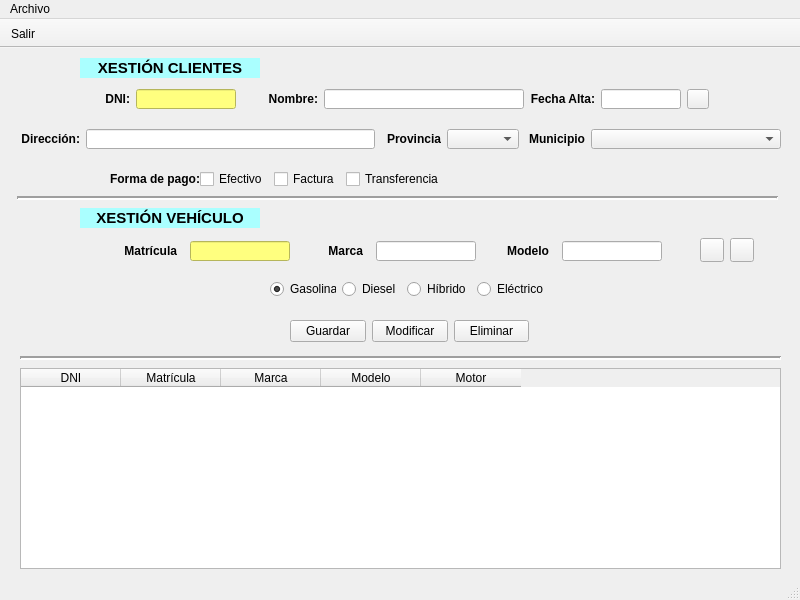
Before: the Qt Designer form ui/ventMain.ui in arielcostas/dam-di-costasguerrero, drawn with Qt 5.
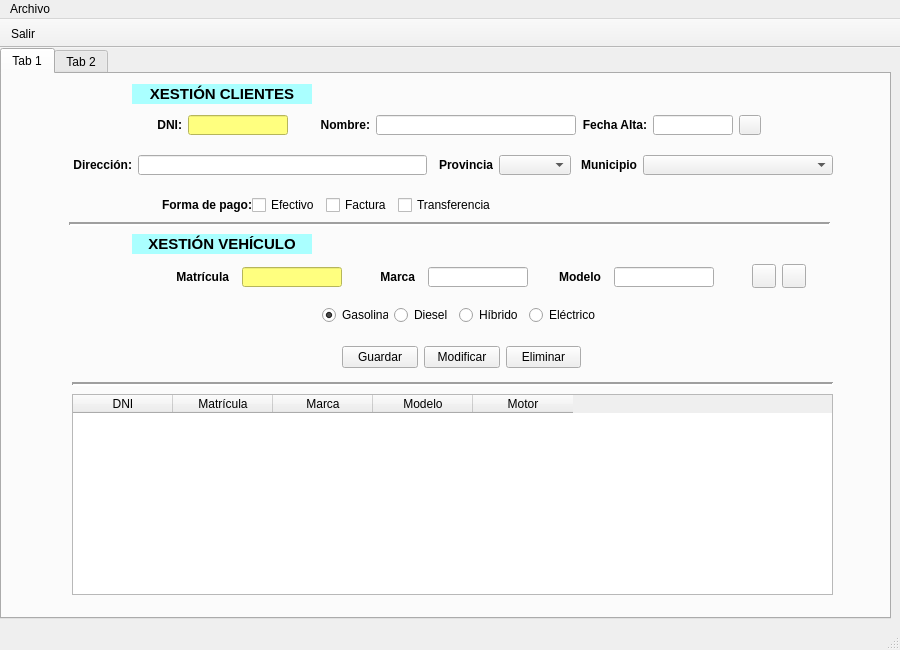
After: the same form once the commit is applied. Icons and pictures are not drawn.

Commit message: Alinear tamaños tablas

```diff
--- a/ui/ventMain.ui
+++ b/ui/ventMain.ui
@@ -6,20 +6,20 @@
    <rect>
     <x>0</x>
     <y>0</y>
-    <width>800</width>
-    <height>600</height>
+    <width>900</width>
+    <height>650</height>
    </rect>
   </property>
   <property name="minimumSize">
    <size>
-    <width>800</width>
-    <height>600</height>
+    <width>900</width>
+    <height>650</height>
    </size>
   </property>
   <property name="maximumSize">
    <size>
-    <width>800</width>
-    <height>600</height>
+    <width>900</width>
+    <height>650</height>
    </size>
   </property>
   <property name="windowTitle">
@@ -29,11 +29,24 @@
    <bool>false</bool>
   </property>
   <widget class="QWidget" name="centralwidget">
-   <widget class="QLabel" name="lblTituloClientes">
+   <widget class="QTabWidget" name="tabWidget">
     <property name="geometry">
      <rect>
-      <x>80</x>
-      <y>10</y>
+      <x>0</x>
+      <y>0</y>
+      <width>891</width>
+      <height>571</height>
+     </rect>
+    </property>
+    <widget class="QWidget" name="tab_5">
+     <attribute name="title">
+      <string>Tab 1</string>
+     </attribute>
+     <widget class="QLabel" name="lblTituloVehiculo">
+      <property name="geometry">
+       <rect>
+        <x>130</x>
+        <y>160</y>
       <width>180</width>
       <height>20</height>
      </rect>
@@ -66,16 +79,45 @@
      <string notr="true">background-color: rgb(170,255,255)</string>
     </property>
     <property name="text">
-     <string>XESTIÓN CLIENTES</string>
+       <string>XESTIÓN VEHÍCULO</string>
     </property>
     <property name="alignment">
      <set>Qt::AlignCenter</set>
     </property>
    </widget>
+     <widget class="QPushButton" name="buttonBuscarVehiculo">
+      <property name="geometry">
+       <rect>
+        <x>750</x>
+        <y>190</y>
+        <width>24</width>
+        <height>24</height>
+       </rect>
+      </property>
+      <property name="minimumSize">
+       <size>
+        <width>24</width>
+        <height>24</height>
+       </size>
+      </property>
+      <property name="maximumSize">
+       <size>
+        <width>24</width>
+        <height>24</height>
+       </size>
+      </property>
+      <property name="text">
+       <string/>
+      </property>
+      <property name="icon">
+       <iconset>
+        <normaloff>../img/buscar.png</normaloff>../img/buscar.png</iconset>
+      </property>
+     </widget>
    <widget class="QWidget" name="layoutWidget">
     <property name="geometry">
      <rect>
-      <x>100</x>
+        <x>150</x>
       <y>40</y>
       <width>611</width>
       <height>22</height>
@@ -272,27 +314,40 @@
      </item>
     </layout>
    </widget>
-   <widget class="Line" name="line">
+     <widget class="QPushButton" name="buttonLimpiarVehiculo">
     <property name="geometry">
      <rect>
-      <x>17</x>
-      <y>140</y>
-      <width>761</width>
-      <height>21</height>
-     </rect>
-    </property>
-    <property name="lineWidth">
-     <number>2</number>
-    </property>
-    <property name="orientation">
-     <enum>Qt::Horizontal</enum>
-    </property>
-   </widget>
-   <widget class="QLabel" name="lblTituloVehiculo">
+        <x>780</x>
+        <y>190</y>
+        <width>24</width>
+        <height>24</height>
+       </rect>
+      </property>
+      <property name="minimumSize">
+       <size>
+        <width>24</width>
+        <height>24</height>
+       </size>
+      </property>
+      <property name="maximumSize">
+       <size>
+        <width>24</width>
+        <height>24</height>
+       </size>
+      </property>
+      <property name="text">
+       <string/>
+      </property>
+      <property name="icon">
+       <iconset>
+        <normaloff>../img/limpiar.png</normaloff>../img/limpiar.png</iconset>
+      </property>
+     </widget>
+     <widget class="QLabel" name="lblTituloClientes">
     <property name="geometry">
      <rect>
-      <x>80</x>
-      <y>160</y>
+        <x>130</x>
+        <y>10</y>
       <width>180</width>
       <height>20</height>
      </rect>
@@ -325,22 +380,22 @@
      <string notr="true">background-color: rgb(170,255,255)</string>
     </property>
     <property name="text">
-     <string>XESTIÓN VEHÍCULO</string>
+       <string>XESTIÓN CLIENTES</string>
     </property>
     <property name="alignment">
      <set>Qt::AlignCenter</set>
     </property>
    </widget>
-   <widget class="QWidget" name="layoutWidget">
+     <widget class="QWidget" name="layoutWidget_2">
     <property name="geometry">
      <rect>
-      <x>20</x>
+        <x>70</x>
       <y>80</y>
       <width>761</width>
       <height>22</height>
      </rect>
     </property>
-    <layout class="QHBoxLayout" name="horizontalLayout_2">
+      <layout class="QHBoxLayout" name="horizontalLayout_8">
      <item>
       <widget class="QLabel" name="lblDireccionCliente">
        <property name="minimumSize">
@@ -472,179 +527,16 @@
      </item>
     </layout>
    </widget>
-   <widget class="QWidget" name="layoutWidget">
+     <widget class="QWidget" name="layoutWidget_3">
     <property name="geometry">
      <rect>
-      <x>110</x>
-      <y>190</y>
-      <width>561</width>
-      <height>26</height>
-     </rect>
-    </property>
-    <layout class="QHBoxLayout" name="horizontalLayout_3">
-     <item>
-      <widget class="QLabel" name="lblMatricula">
-       <property name="minimumSize">
-        <size>
-         <width>60</width>
-         <height>20</height>
-        </size>
-       </property>
-       <property name="maximumSize">
-        <size>
-         <width>60</width>
-         <height>20</height>
-        </size>
-       </property>
-       <property name="font">
-        <font>
-         <bold>true</bold>
-        </font>
-       </property>
-       <property name="text">
-        <string>Matrícula</string>
-       </property>
-       <property name="alignment">
-        <set>Qt::AlignRight|Qt::AlignTrailing|Qt::AlignVCenter</set>
-       </property>
-      </widget>
-     </item>
-     <item>
-      <widget class="QLineEdit" name="txtMatricula">
-       <property name="minimumSize">
-        <size>
-         <width>100</width>
-         <height>20</height>
-        </size>
-       </property>
-       <property name="maximumSize">
-        <size>
-         <width>100</width>
-         <height>20</height>
-        </size>
-       </property>
-       <property name="autoFillBackground">
-        <bool>false</bool>
-       </property>
-       <property name="styleSheet">
-        <string notr="true">background-color: rgb(255, 255, 127)</string>
-       </property>
-      </widget>
-     </item>
-     <item>
-      <widget class="QLabel" name="lblMarca">
-       <property name="minimumSize">
-        <size>
-         <width>60</width>
-         <height>20</height>
-        </size>
-       </property>
-       <property name="maximumSize">
-        <size>
-         <width>60</width>
-         <height>20</height>
-        </size>
-       </property>
-       <property name="font">
-        <font>
-         <bold>true</bold>
-        </font>
-       </property>
-       <property name="text">
-        <string>Marca</string>
-       </property>
-       <property name="alignment">
-        <set>Qt::AlignRight|Qt::AlignTrailing|Qt::AlignVCenter</set>
-       </property>
-      </widget>
-     </item>
-     <item>
-      <widget class="QLineEdit" name="txtMarca">
-       <property name="minimumSize">
-        <size>
-         <width>100</width>
-         <height>20</height>
-        </size>
-       </property>
-       <property name="maximumSize">
-        <size>
-         <width>100</width>
-         <height>20</height>
-        </size>
-       </property>
-      </widget>
-     </item>
-     <item>
-      <widget class="QLabel" name="lblModelo">
-       <property name="minimumSize">
-        <size>
-         <width>60</width>
-         <height>20</height>
-        </size>
-       </property>
-       <property name="maximumSize">
-        <size>
-         <width>60</width>
-         <height>20</height>
-        </size>
-       </property>
-       <property name="font">
-        <font>
-         <bold>true</bold>
-        </font>
-       </property>
-       <property name="text">
-        <string>Modelo</string>
-       </property>
-       <property name="alignment">
-        <set>Qt::AlignRight|Qt::AlignTrailing|Qt::AlignVCenter</set>
-       </property>
-      </widget>
-     </item>
-     <item>
-      <widget class="QLineEdit" name="txtModelo">
-       <property name="minimumSize">
-        <size>
-         <width>100</width>
-         <height>20</height>
-        </size>
-       </property>
-       <property name="maximumSize">
-        <size>
-         <width>100</width>
-         <height>20</height>
-        </size>
-       </property>
-      </widget>
-     </item>
-    </layout>
-   </widget>
-   <widget class="Line" name="line_2">
-    <property name="geometry">
-     <rect>
-      <x>20</x>
-      <y>300</y>
-      <width>761</width>
-      <height>21</height>
-     </rect>
-    </property>
-    <property name="lineWidth">
-     <number>2</number>
-    </property>
-    <property name="orientation">
-     <enum>Qt::Horizontal</enum>
-    </property>
-   </widget>
-   <widget class="QWidget" name="layoutWidget">
-    <property name="geometry">
-     <rect>
-      <x>270</x>
+        <x>320</x>
       <y>230</y>
       <width>273</width>
       <height>22</height>
      </rect>
     </property>
-    <layout class="QHBoxLayout" name="horizontalLayout_4">
+      <layout class="QHBoxLayout" name="horizontalLayout_9">
      <item>
       <widget class="QRadioButton" name="radioButtonGasolina">
        <property name="text">
@@ -693,7 +585,7 @@
    <widget class="QTableWidget" name="tablaClientes">
     <property name="geometry">
      <rect>
-      <x>20</x>
+        <x>70</x>
       <y>320</y>
       <width>761</width>
       <height>201</height>
@@ -725,107 +617,195 @@
      </property>
     </column>
    </widget>
-   <widget class="QPushButton" name="buttonLimpiarVehiculo">
+     <widget class="QWidget" name="layoutWidget_4">
     <property name="geometry">
      <rect>
-      <x>730</x>
+        <x>160</x>
       <y>190</y>
-      <width>24</width>
-      <height>24</height>
-     </rect>
-    </property>
-    <property name="minimumSize">
-     <size>
-      <width>24</width>
-      <height>24</height>
-     </size>
-    </property>
-    <property name="maximumSize">
-     <size>
-      <width>24</width>
-      <height>24</height>
-     </size>
-    </property>
-    <property name="text">
-     <string/>
-    </property>
-    <property name="icon">
-     <iconset>
-      <normaloff>../img/limpiar.png</normaloff>../img/limpiar.png</iconset>
-    </property>
-   </widget>
-   <widget class="QPushButton" name="buttonBuscarVehiculo">
-    <property name="geometry">
-     <rect>
-      <x>700</x>
-      <y>190</y>
-      <width>24</width>
-      <height>24</height>
-     </rect>
-    </property>
-    <property name="minimumSize">
-     <size>
-      <width>24</width>
-      <height>24</height>
-     </size>
-    </property>
-    <property name="maximumSize">
-     <size>
-      <width>24</width>
-      <height>24</height>
-     </size>
-    </property>
-    <property name="text">
-     <string/>
-    </property>
-    <property name="icon">
-     <iconset>
-      <normaloff>../img/buscar.png</normaloff>../img/buscar.png</iconset>
-    </property>
-   </widget>
-   <widget class="QWidget" name="layoutWidget">
-    <property name="geometry">
-     <rect>
-      <x>290</x>
-      <y>270</y>
-      <width>239</width>
+        <width>561</width>
       <height>26</height>
      </rect>
     </property>
-    <layout class="QHBoxLayout" name="horizontalLayout_5">
+      <layout class="QHBoxLayout" name="horizontalLayout_10">
      <item>
-      <widget class="QPushButton" name="buttonGuardarCliente">
+        <widget class="QLabel" name="lblMatricula">
+         <property name="minimumSize">
+          <size>
+           <width>60</width>
+           <height>20</height>
+          </size>
+         </property>
+         <property name="maximumSize">
+          <size>
+           <width>60</width>
+           <height>20</height>
+          </size>
+         </property>
+         <property name="font">
+          <font>
+           <bold>true</bold>
+          </font>
+         </property>
        <property name="text">
-        <string>Guardar</string>
-       </property>
+          <string>Matrícula</string>
+         </property>
+         <property name="alignment">
+          <set>Qt::AlignRight|Qt::AlignTrailing|Qt::AlignVCenter</set>
+         </property>
       </widget>
      </item>
      <item>
-      <widget class="QPushButton" name="buttonModificarCliente">
+        <widget class="QLineEdit" name="txtMatricula">
+         <property name="minimumSize">
+          <size>
+           <width>100</width>
+           <height>20</height>
+          </size>
+         </property>
+         <property name="maximumSize">
+          <size>
+           <width>100</width>
+           <height>20</height>
+          </size>
+         </property>
+         <property name="autoFillBackground">
+          <bool>false</bool>
+         </property>
+         <property name="styleSheet">
+          <string notr="true">background-color: rgb(255, 255, 127)</string>
+         </property>
+        </widget>
+       </item>
+       <item>
+        <widget class="QLabel" name="lblMarca">
+         <property name="minimumSize">
+          <size>
+           <width>60</width>
+           <height>20</height>
+          </size>
+         </property>
+         <property name="maximumSize">
+          <size>
+           <width>60</width>
+           <height>20</height>
+          </size>
+         </property>
+         <property name="font">
+          <font>
+           <bold>true</bold>
+          </font>
+         </property>
        <property name="text">
-        <string>Modificar</string>
-       </property>
+          <string>Marca</string>
+         </property>
+         <property name="alignment">
+          <set>Qt::AlignRight|Qt::AlignTrailing|Qt::AlignVCenter</set>
+         </property>
       </widget>
      </item>
      <item>
-      <widget class="QPushButton" name="buttonEliminarCliente">
+        <widget class="QLineEdit" name="txtMarca">
+         <property name="minimumSize">
+          <size>
+           <width>100</width>
+           <height>20</height>
+          </size>
+         </property>
+         <property name="maximumSize">
+          <size>
+           <width>100</width>
+           <height>20</height>
+          </size>
+         </property>
+        </widget>
+       </item>
+       <item>
+        <widget class="QLabel" name="lblModelo">
+         <property name="minimumSize">
+          <size>
+           <width>60</width>
+           <height>20</height>
+          </size>
+         </property>
+         <property name="maximumSize">
+          <size>
+           <width>60</width>
+           <height>20</height>
+          </size>
+         </property>
+         <property name="font">
+          <font>
+           <bold>true</bold>
+          </font>
+         </property>
        <property name="text">
-        <string>Eliminar</string>
+          <string>Modelo</string>
+         </property>
+         <property name="alignment">
+          <set>Qt::AlignRight|Qt::AlignTrailing|Qt::AlignVCenter</set>
+         </property>
+        </widget>
+       </item>
+       <item>
+        <widget class="QLineEdit" name="txtModelo">
+         <property name="minimumSize">
+          <size>
+           <width>100</width>
+           <height>20</height>
+          </size>
+         </property>
+         <property name="maximumSize">
+          <size>
+           <width>100</width>
+           <height>20</height>
+          </size>
        </property>
       </widget>
      </item>
     </layout>
    </widget>
-   <widget class="QWidget" name="layoutWidget">
+     <widget class="Line" name="line_2">
     <property name="geometry">
      <rect>
-      <x>100</x>
+        <x>70</x>
+        <y>300</y>
+        <width>761</width>
+        <height>21</height>
+       </rect>
+      </property>
+      <property name="lineWidth">
+       <number>2</number>
+      </property>
+      <property name="orientation">
+       <enum>Qt::Horizontal</enum>
+      </property>
+     </widget>
+     <widget class="Line" name="line">
+      <property name="geometry">
+       <rect>
+        <x>67</x>
+        <y>140</y>
+        <width>761</width>
+        <height>21</height>
+       </rect>
+      </property>
+      <property name="lineWidth">
+       <number>2</number>
+      </property>
+      <property name="orientation">
+       <enum>Qt::Horizontal</enum>
+      </property>
+     </widget>
+     <widget class="QWidget" name="layoutWidget_5">
+      <property name="geometry">
+       <rect>
+        <x>150</x>
       <y>120</y>
       <width>339</width>
       <height>22</height>
      </rect>
     </property>
-    <layout class="QHBoxLayout" name="horizontalLayout_6">
+      <layout class="QHBoxLayout" name="horizontalLayout_11">
      <item>
       <widget class="QLabel" name="lblDni_2">
        <property name="minimumSize">
@@ -878,12 +858,49 @@
        <property name="text">
         <string>Transferencia</string>
        </property>
-       <attribute name="buttonGroup">
-        <string notr="true">btnGroupPago</string>
-       </attribute>
-      </widget>
-     </item>
-    </layout>
+        </widget>
+       </item>
+      </layout>
+     </widget>
+     <widget class="QWidget" name="layoutWidget_6">
+      <property name="geometry">
+       <rect>
+        <x>340</x>
+        <y>270</y>
+        <width>239</width>
+        <height>26</height>
+       </rect>
+      </property>
+      <layout class="QHBoxLayout" name="horizontalLayout_12">
+       <item>
+        <widget class="QPushButton" name="buttonGuardarCliente">
+         <property name="text">
+          <string>Guardar</string>
+         </property>
+        </widget>
+       </item>
+       <item>
+        <widget class="QPushButton" name="buttonModificarCliente">
+         <property name="text">
+          <string>Modificar</string>
+         </property>
+        </widget>
+       </item>
+       <item>
+        <widget class="QPushButton" name="buttonEliminarCliente">
+         <property name="text">
+          <string>Eliminar</string>
+         </property>
+        </widget>
+       </item>
+      </layout>
+     </widget>
+    </widget>
+    <widget class="QWidget" name="tab_6">
+     <attribute name="title">
+      <string>Tab 2</string>
+     </attribute>
+    </widget>
    </widget>
    <zorder>layoutWidget</zorder>
    <zorder>layoutWidget</zorder>
@@ -904,7 +921,7 @@
     <rect>
      <x>0</x>
      <y>0</y>
-     <width>800</width>
+     <width>900</width>
      <height>22</height>
     </rect>
    </property>
```
Left out of the diff: 47 changed lines with no effect on the pictures. Lines whose indentation alone changed are shown as unchanged. The commit also changes 2 other files.
